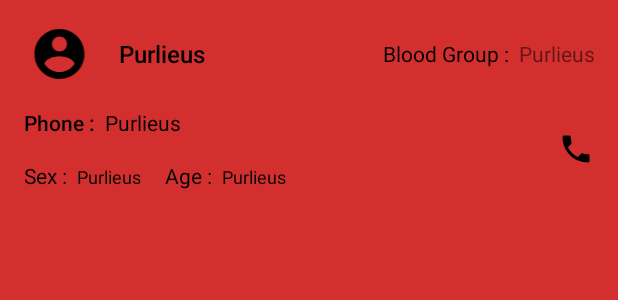
After one commit to gvinod07/TechTatva16, an Android app: the layout item_seeker_urgent.xml on its own in the app's theme, with its tools: preview values and no code run, on a phone screen of 412 x 824 dp. The commit adds this screen. Shown: the top 300 px of the screen. Run offline under Robolectric (Android 15) with nearby library versions, the phone set to English and light mode, and no system bars.

Commit message:
Added three layouts for seek and donate

```diff
--- /dev/null
+++ b/app/src/main/res/drawable/ic_caller.xml
@@ -0,0 +1,9 @@
+<vector xmlns:android="http://schemas.android.com/apk/res/android"
+        android:width="24dp"
+        android:height="24dp"
+        android:viewportWidth="24.0"
+        android:viewportHeight="24.0">
+    <path
+        android:fillColor="#FF000000"
+        android:pathData="M6.62,10.79c1.44,2.83 3.76,5.14 6.59,6.59l2.2,-2.2c0.27,-0.27 0.67,-0.36 1.02,-0.24 1.12,0.37 2.33,0.57 3.57,0.57 0.55,0 1,0.45 1,1V20c0,0.55 -0.45,1 -1,1 -9.39,0 -17,-7.61 -17,-17 0,-0.55 0.45,-1 1,-1h3.5c0.55,0 1,0.45 1,1 0,1.25 0.2,2.45 0.57,3.57 0.11,0.35 0.03,0.74 -0.25,1.02l-2.2,2.2z"/>
+</vector>
--- /dev/null
+++ b/app/src/main/res/layout/item_seeker_urgent.xml
@@ -0,0 +1,163 @@
+<?xml version="1.0" encoding="utf-8"?>
+<LinearLayout xmlns:android="http://schemas.android.com/apk/res/android"
+    xmlns:tools="http://schemas.android.com/tools"
+    android:orientation="vertical"
+    android:layout_width="match_parent"
+    android:layout_height="match_parent"
+    android:background="@color/red_material_dark"
+    android:paddingBottom="@dimen/padding_default"
+    android:paddingTop="@dimen/padding_default">
+
+
+    <LinearLayout
+        android:layout_width="match_parent"
+        android:layout_height="wrap_content"
+        android:orientation="horizontal">
+
+        <LinearLayout
+            android:layout_width="match_parent"
+            android:layout_height="wrap_content"
+            android:orientation="horizontal"
+            android:layout_weight="1">
+
+            <ImageView
+                android:layout_width="40dp"
+                android:layout_height="40dp"
+                android:layout_weight="0.25"
+                android:src="@drawable/ic_profile"
+                />
+
+            <TextView
+            android:layout_width="wrap_content"
+            android:layout_height="wrap_content"
+            android:id="@+id/name_item_seek_urgent"
+            tools:text="@string/app_name"
+            android:fontFamily="sans-serif-medium"
+            android:textColor="@color/black"
+            android:textSize="@dimen/typography_title"
+                android:layout_gravity="center_vertical"
+            android:layout_weight="0.75"
+            />
+         </LinearLayout>
+        <TextView
+            android:layout_width="wrap_content"
+            android:layout_height="wrap_content"
+            tools:text="@string/blood_group"
+            android:fontFamily="sans-serif"
+            android:textColor="@color/black"
+            android:textSize="@dimen/typography_subheading"
+            android:layout_gravity="center_vertical"/>
+
+        <TextView
+            android:layout_width="wrap_content"
+            android:layout_height="wrap_content"
+            tools:text="@string/app_name"
+            android:id="@+id/BloodGroup_item_urgent_seek"
+            android:fontFamily="sans-serif"
+            android:textSize="@dimen/typography_subheading"
+            android:layout_weight="0.000002"
+            android:paddingLeft="10px"
+            android:paddingRight="@dimen/padding_default"
+            android:layout_gravity="center_vertical"/>
+
+    </LinearLayout>
+
+    <LinearLayout
+        android:layout_width="match_parent"
+        android:layout_height="wrap_content"
+        android:orientation="horizontal">
+    <LinearLayout
+        android:layout_width="match_parent"
+        android:layout_height="wrap_content"
+        android:orientation="vertical"
+        android:layout_weight="0.75">
+        <LinearLayout
+            android:layout_width="match_parent"
+            android:layout_height="wrap_content"
+            android:orientation="horizontal"
+            >
+
+            <TextView
+                android:layout_width="wrap_content"
+                android:layout_height="wrap_content"
+                android:text="@string/contact"
+                android:fontFamily="sans-serif-medium"
+                android:textSize="@dimen/typography_subheading"
+                android:textColor="@color/black"
+                android:paddingLeft="@dimen/padding_default"
+                android:paddingTop="@dimen/padding_default"/>
+
+        <TextView
+            android:layout_width="wrap_content"
+            android:layout_height="wrap_content"
+            android:id="@+id/phone_item_seek_urgent"
+            tools:text="@string/app_name"
+            android:fontFamily="sans-serif"
+            android:textColor="@color/black"
+            android:textSize="@dimen/typography_subheading"
+            android:paddingRight="@dimen/padding_default"
+            android:paddingLeft="10px"
+            />
+            </LinearLayout>
+
+
+        <LinearLayout
+            android:layout_width="match_parent"
+            android:layout_height="wrap_content"
+            >
+
+        <TextView
+            android:layout_width="wrap_content"
+            android:layout_height="wrap_content"
+            tools:text="@string/sex"
+            android:fontFamily="sans-serif"
+            android:textColor="@color/black"
+            android:textSize="@dimen/typography_subheading"
+            android:paddingLeft="@dimen/padding_default"
+            android:paddingTop="@dimen/padding_default"
+            android:paddingBottom="@dimen/padding_default" />
+        <TextView
+            android:layout_width="wrap_content"
+            android:layout_height="wrap_content"
+            android:id="@+id/sex_item_seek_urgent"
+            tools:text="@string/app_name"
+            android:fontFamily="sans-serif"
+            android:textColor="@color/black"
+            android:textSize="@dimen/typography_body"
+            android:paddingLeft="10px"
+            android:paddingRight="@dimen/padding_default"
+            android:paddingTop="@dimen/padding_default"
+            android:paddingBottom="@dimen/padding_default"
+            />
+
+        <TextView
+            android:layout_width="wrap_content"
+            android:layout_height="wrap_content"
+            tools:text="@string/age"
+            android:fontFamily="sans-serif"
+            android:textColor="@color/black"
+            android:textSize="@dimen/typography_subheading" />
+
+        <TextView
+            android:layout_width="wrap_content"
+            android:layout_height="wrap_content"
+            tools:text="@string/app_name"
+            android:id="@+id/age_item_urgent_seek"
+            android:fontFamily="sans-serif"
+            android:textColor="@color/black"
+            android:textSize="@dimen/typography_body"
+            android:layout_weight="0.02"
+            android:paddingLeft="10px"
+            android:paddingRight="10px"/>
+        </LinearLayout>/>
+    </LinearLayout>
+        <ImageView
+            android:layout_width="wrap_content"
+            android:layout_height="wrap_content"
+            android:src="@drawable/ic_caller"
+            android:id="@+id/item_urgent_call_button"
+            android:layout_weight="0"
+            android:layout_gravity="center_vertical"
+            android:padding="@dimen/padding_default"/>
+    </LinearLayout>
+</LinearLayout>
--- a/app/src/main/res/values/strings.xml
+++ b/app/src/main/res/values/strings.xml
@@ -16,6 +16,10 @@
     <string name="title_activity_maps">Map</string>
 
     <string name="blood_donation">Blood Donation</string>
+    <string name="blood_group">Blood Group : </string>
+    <string name="sex">Sex : </string>
+    <string name="age">Age : </string>
+    <string name="contact">Phone : </string>
     <string name="select_blood_group_recipient">Blood Group of Recipient:</string>
     <string name="edit_details">Edit Details</string>
     <string name="description_edit_privacy">The app will broadcast the details from the user profile to all matched users within proximity, unless the data is made private.</string>
```
Also changed, not shown: app/src/main/res/layout/item_donation.xml (added, +162 -0 lines), app/src/main/res/layout/item_seeker.xml (added, +162 -0 lines).
